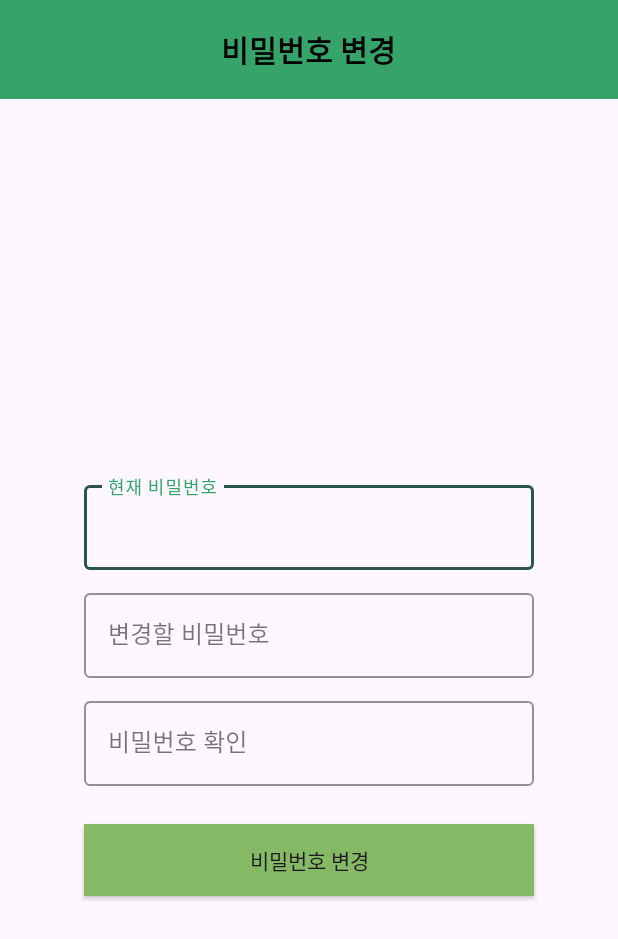
After one commit to alsgudans/cropdiary, an Android app: the ChangepasswordActivity screen opened directly, with no data from a screen before it, on a phone screen of 412 x 824 dp. The commit adds this screen. Shown: the top 939 px of the screen. Run offline under Robolectric (Android 15) with nearby library versions, the phone set to English and light mode, and no system bars; our stand-ins replace Firebase (no records; nobody signed in at launch, a user with empty details on screens opened directly).

Commit message:
닉네임 변경 및 비밀번호 변경 구현 완성

```diff
--- a/app/src/main/AndroidManifest.xml
+++ b/app/src/main/AndroidManifest.xml
@@ -12,6 +12,12 @@
         android:supportsRtl="true"
         android:theme="@style/Theme.Mycrodiary"
         tools:targetApi="31">
+        <activity
+            android:name=".Setting_Pages.ChangenicknameActivity"
+            android:exported="false" />
+        <activity
+            android:name=".Setting_Pages.ChangepasswordActivity"
+            android:exported="false" />
         <activity
             android:name=".Cropdiary_Pages.CropdiaryinfopageActivity"
             android:exported="false" />
--- /dev/null
+++ b/app/src/main/java/com/example/mycrodiary/Setting_Pages/ChangepasswordActivity.kt
@@ -0,0 +1,66 @@
+package com.example.mycrodiary.Setting_Pages
+
+import android.os.Bundle
+import android.widget.Toast
+import androidx.appcompat.app.AppCompatActivity
+import com.example.mycrodiary.databinding.ActivityChangepasswordBinding
+import com.google.firebase.auth.FirebaseAuth
+import com.google.firebase.auth.EmailAuthProvider
+
+class ChangepasswordActivity : AppCompatActivity() {
+    private lateinit var binding: ActivityChangepasswordBinding
+    private lateinit var auth: FirebaseAuth
+
+    override fun onCreate(savedInstanceState: Bundle?) {
+        super.onCreate(savedInstanceState)
+        binding = ActivityChangepasswordBinding.inflate(layoutInflater)
+        setContentView(binding.root)
+
+        // FirebaseAuth 인스턴스를 초기화합니다.
+        auth = FirebaseAuth.getInstance()
+
+        // 버튼 클릭 리스너를 설정합니다.
+        binding.changePasswordBtn.setOnClickListener {
+            val currentPassword = binding.nowPassword.text.toString()
+            val newPassword = binding.changePassword.text.toString()
+            val confirmPassword = binding.checkChangePassword.text.toString()
+
+            if (newPassword != confirmPassword) {
+                Toast.makeText(this, "새 비밀번호와 비밀번호 확인이 일치하지 않습니다.", Toast.LENGTH_SHORT).show()
+                return@setOnClickListener
+            }
+
+            if (newPassword.isEmpty() || currentPassword.isEmpty()) {
+                Toast.makeText(this, "모든 필드를 입력해 주세요.", Toast.LENGTH_SHORT).show()
+                return@setOnClickListener
+            }
+
+            changePassword(currentPassword, newPassword)
+        }
+    }
+
+    private fun changePassword(currentPassword: String, newPassword: String) {
+        val user = auth.currentUser
+
+        if (user != null && user.email != null) {
+            // 현재 비밀번호로 사용자 재인증
+            val credential = EmailAuthProvider.getCredential(user.email!!, currentPassword)
+            user.reauthenticate(credential)
+                .addOnCompleteListener { reauthTask ->
+                    if (reauthTask.isSuccessful) {
+                        // 새 비밀번호로 변경
+                        user.updatePassword(newPassword)
+                            .addOnCompleteListener { updateTask ->
+                                if (updateTask.isSuccessful) {
+                                    Toast.makeText(this, "비밀번호가 성공적으로 변경되었습니다.", Toast.LENGTH_SHORT).show()
+                                } else {
+                                    Toast.makeText(this, "비밀번호 변경에 실패했습니다.", Toast.LENGTH_SHORT).show()
+                                }
+                            }
+                    } else {
+                        Toast.makeText(this, "현재 비밀번호가 틀렸습니다.", Toast.LENGTH_SHORT).show()
+                    }
+                }
+        }
+    }
+}
--- /dev/null
+++ b/app/src/main/res/layout/activity_changepassword.xml
@@ -0,0 +1,105 @@
+<?xml version="1.0" encoding="utf-8"?>
+<LinearLayout xmlns:android="http://schemas.android.com/apk/res/android"
+    xmlns:app="http://schemas.android.com/apk/res-auto"
+    xmlns:tools="http://schemas.android.com/tools"
+    android:id="@+id/main"
+    android:layout_width="match_parent"
+    android:layout_height="match_parent"
+    android:orientation="vertical"
+    tools:context=".Setting_Pages.ChangepasswordActivity">
+
+    <com.google.android.material.appbar.AppBarLayout
+        android:layout_width="match_parent"
+        android:layout_height="wrap_content"
+        android:background="@color/main_color"
+        android:gravity="center"
+        >
+
+        <TextView
+            android:layout_width="wrap_content"
+            android:layout_height="wrap_content"
+            android:padding="18dp"
+            android:text="비밀번호 변경"
+            android:textSize="20dp"
+            android:textStyle="bold"
+            android:textColor="@color/black"
+            />
+
+    </com.google.android.material.appbar.AppBarLayout>
+
+    <LinearLayout
+        android:layout_width="match_parent"
+        android:layout_height="match_parent"
+        android:orientation="vertical"
+        android:gravity="center">
+
+        <com.google.android.material.textfield.TextInputLayout
+            style="@style/Widget.MaterialComponents.TextInputLayout.OutlinedBox"
+            app:boxStrokeColor="@color/bulu_green"
+            android:layout_width="wrap_content"
+            android:layout_height="wrap_content"
+            android:layout_marginTop="25dp"
+            >
+
+            <com.google.android.material.textfield.TextInputEditText
+                android:id="@+id/now_password"
+                android:layout_width="300dp"
+                android:layout_height="wrap_content"
+                android:singleLine="true"
+                android:hint="현재 비밀번호"
+                android:inputType="textPassword"
+                />
+
+        </com.google.android.material.textfield.TextInputLayout>
+
+        <com.google.android.material.textfield.TextInputLayout
+            style="@style/Widget.MaterialComponents.TextInputLayout.OutlinedBox"
+            app:boxStrokeColor="@color/bulu_green"
+            android:layout_width="wrap_content"
+            android:layout_height="wrap_content"
+            android:layout_marginTop="10dp"
+            >
+
+            <com.google.android.material.textfield.TextInputEditText
+                android:id="@+id/change_password"
+                android:layout_width="300dp"
+                android:layout_height="wrap_content"
+                android:singleLine="true"
+                android:hint="변경할 비밀번호"
+                android:inputType="textPassword"
+                />
+
+        </com.google.android.material.textfield.TextInputLayout>
+
+        <com.google.android.material.textfield.TextInputLayout
+            style="@style/Widget.MaterialComponents.TextInputLayout.OutlinedBox"
+            app:boxStrokeColor="@color/bulu_green"
+            android:layout_width="wrap_content"
+            android:layout_height="wrap_content"
+            android:layout_marginTop="10dp"
+            >
+
+            <com.google.android.material.textfield.TextInputEditText
+                android:id="@+id/check_change_password"
+                android:layout_width="300dp"
+                android:layout_height="wrap_content"
+                android:singleLine="true"
+                android:hint="비밀번호 확인"
+                android:inputType="textPassword"
+                />
+
+        </com.google.android.material.textfield.TextInputLayout>
+
+        <android.widget.Button
+            android:id="@+id/change_password_btn"
+            android:layout_width="300dp"
+            android:layout_height="wrap_content"
+            android:layout_marginTop="25dp"
+            android:text="비밀번호 변경"
+            android:background="@color/button_color1"/>
+
+
+    </LinearLayout>
+
+
+</LinearLayout>
```
Also changed, not shown: app/src/main/java/com/example/mycrodiary/Setting_Pages/ChangenicknameActivity.kt (added, +78 -0 lines), app/src/main/java/com/example/mycrodiary/Setting_Pages/SettingpageActivity.kt (+12 -0 lines), app/src/main/res/layout/activity_changenickname.xml (added, +67 -0 lines).
